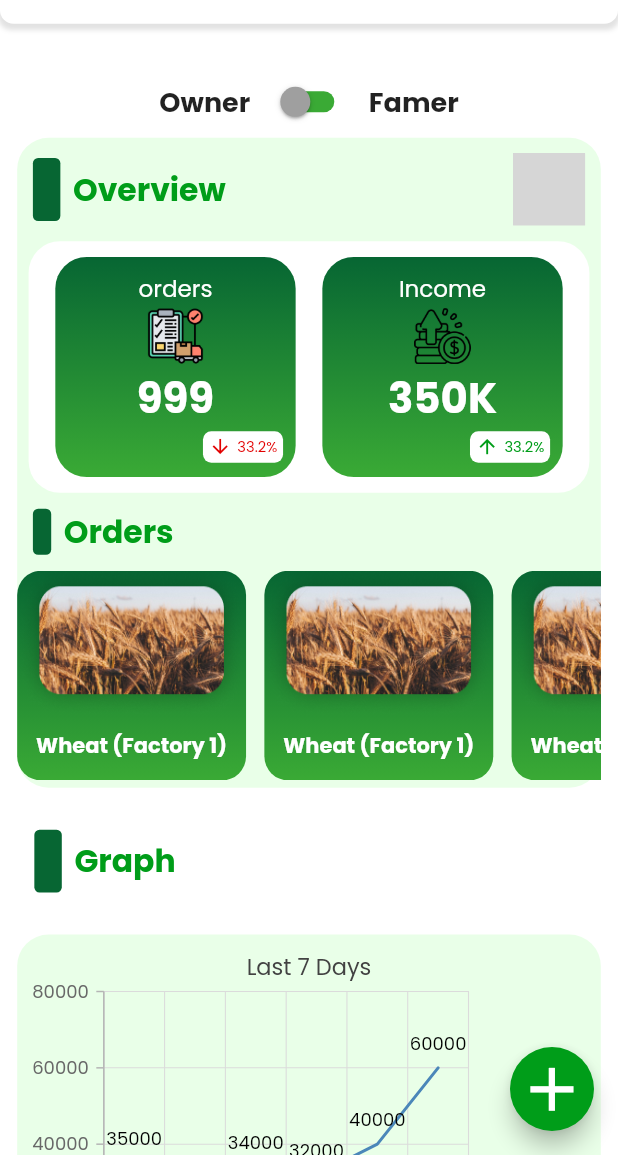
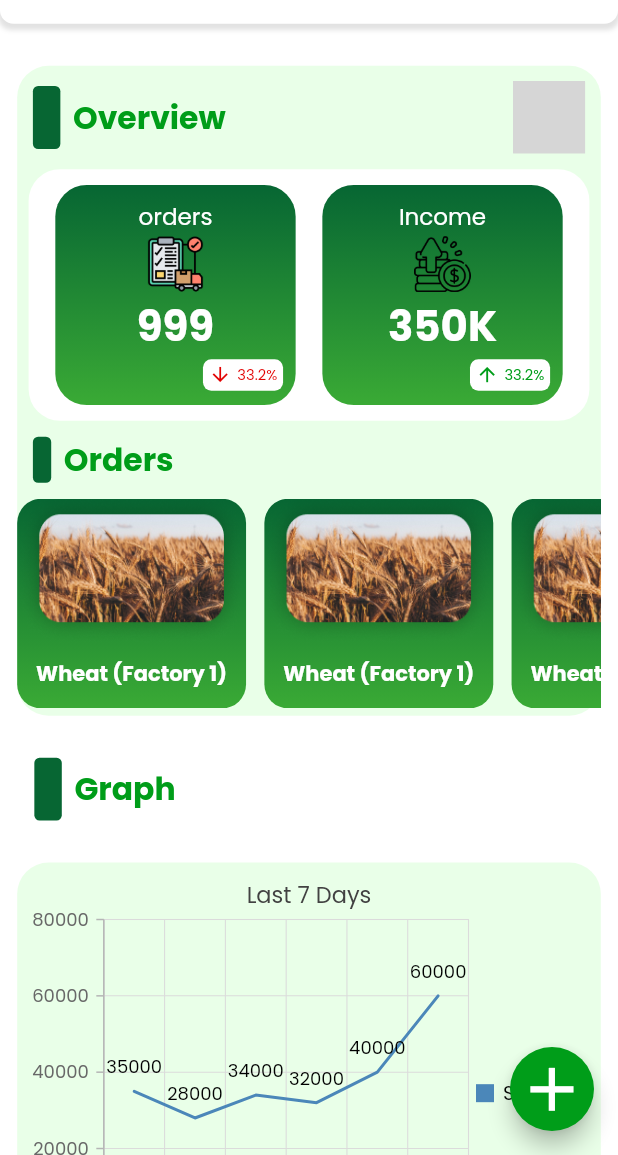
Before and after one commit to AliahmadRaza401/Tijarat, a Flutter app: the OwnerHome screen opened directly, on a phone screen of 412 x 824 dp, the part 81-1236 px from its top. Run offline on Flutter 3.47's test engine with Material 2 defaults, Android fonts, the light colour scheme and no system bars; our stand-ins replace carousel_slider, dropdown_button2, email_validator, flutter_screenutil, google_fonts, image_picker and 5 more; missing offline and left inert: cool_stepper; accounts and stored records are empty; statements that could not run were skipped; grey boxes are pictures that could not be loaded.

Commit message:
Hassan ~ owner drawer

```diff
--- a/lib/app screens/owner/onr_home.dart
+++ b/lib/app screens/owner/onr_home.dart
@@ -24,7 +24,6 @@ class _OwnerHomeState extends State<OwnerHome> {
     'Last Month',
     'All',
   ];
-  bool isSwitched = false;
 
   @override
   Widget build(BuildContext context) {
@@ -49,7 +48,7 @@ class _OwnerHomeState extends State<OwnerHome> {
               SizedBox(
                 height: 40.h,
               ),
-              consumerModeButton(context),
+
               Align(
                 alignment: Alignment.topCenter,
                 child: Container(
@@ -263,45 +262,7 @@ class _OwnerHomeState extends State<OwnerHome> {
     );
   }
 
-  consumerModeButton(BuildContext context) {
-    return Container(
-      child: Row(
-        mainAxisAlignment: MainAxisAlignment.center,
-        children: [
-          Text('Owner',
-              style: TextStyle(
-                fontWeight: FontWeight.bold,
-                fontSize: 18,
-              )),
-          SizedBox(
-            width: 10,
-          ),
-          Switch(
-            value: isSwitched,
-            onChanged: (value) async {
-              setState(() {
-                isSwitched = value;
-                print(isSwitched);
-              });
-              AppRoutes.push(context, FarmerNavBar());
-            },
-            activeTrackColor: AppColors.darkGreen,
-            activeColor: Colors.blue,
-            inactiveTrackColor: AppColors.lightGreen,
-            inactiveThumbColor: AppColors.customGrey,
-          ),
-          SizedBox(
-            width: 10,
-          ),
-          Text('Famer',
-              style: TextStyle(
-                fontWeight: FontWeight.bold,
-                fontSize: 18,
-              )),
-        ],
-      ),
-    );
-  }
+
 
 }
 
--- a/lib/widgets/appbar/onr_app_bar.dart
+++ b/lib/widgets/appbar/onr_app_bar.dart
@@ -1,6 +1,7 @@
 import 'package:flutter/cupertino.dart';
 import 'package:flutter/material.dart';
 import 'package:flutter_screenutil/flutter_screenutil.dart';
+import 'package:tijarat/app%20screens/owner/drawer.dart';
 import 'package:tijarat/utils/app_color.dart';
 import 'package:tijarat/utils/app_routes.dart';
 
@@ -31,10 +32,15 @@ PreferredSizeWidget ownerAppBar(context, {back = false}) {
         mainAxisAlignment: MainAxisAlignment.spaceBetween,
         children: [
           back == false
-              ? Icon(
-                  Icons.menu_rounded,
-                  color: AppColors.darkGreen,
-                  size: 60.r,
+              ? GestureDetector(
+                  onTap: () {
+                    drawer(context);
+                  },
+                  child: Icon(
+                    Icons.menu_rounded,
+                    color: AppColors.darkGreen,
+                    size: 60.r,
+                  ),
                 )
               : GestureDetector(
                   onTap: () {
```
Also changed, not shown: lib/app screens/owner/drawer.dart (added, +147 -0 lines).
